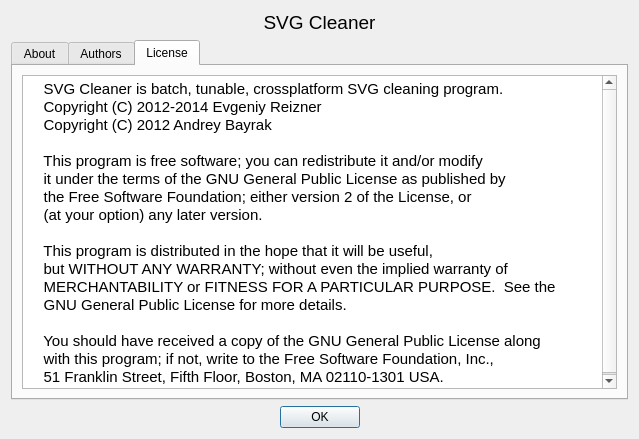
RazrFalcon/svgcleaner, file src/gui/aboutdialog.ui: the form before one commit.
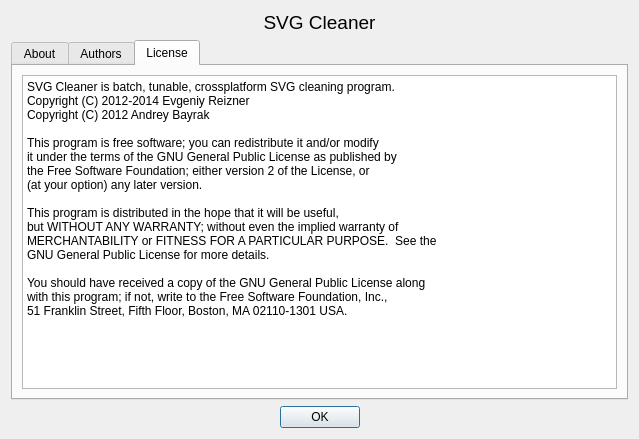
The form after the commit. The open tabs and pages were chosen to show the change.

Commit message: New way of cleaning flags storing and checking. Much faster. Added key to disable transform matrices simplifying. SVG preview in GUI now render into pixmap only once. Which gives much faster navigation. Fixed file name elide in GUI.

```diff
--- a/src/gui/aboutdialog.ui
+++ b/src/gui/aboutdialog.ui
@@ -74,29 +74,31 @@
       </attribute>
       <layout class="QVBoxLayout" name="verticalLayout_4">
        <item>
-        <widget class="QTextBrowser" name="textBrowser_3">
-         <property name="html">
-          <string notr="true">&lt;!DOCTYPE HTML PUBLIC &quot;-//W3C//DTD HTML 4.0//EN&quot; &quot;http://www.w3.org/TR/REC-html40/strict.dtd&quot;&gt;
-&lt;html&gt;&lt;head&gt;&lt;meta name=&quot;qrichtext&quot; content=&quot;1&quot; /&gt;&lt;style type=&quot;text/css&quot;&gt;
-p, li { white-space: pre-wrap; }
-&lt;/style&gt;&lt;/head&gt;&lt;body style=&quot; font-family:'Verdana'; font-size:11pt; font-weight:400; font-style:normal;&quot;&gt;
-&lt;p style=&quot; margin-top:0px; margin-bottom:0px; margin-left:0px; margin-right:0px; -qt-block-indent:0; text-indent:0px;&quot;&gt;    SVG Cleaner is batch, tunable, crossplatform SVG cleaning program.&lt;/p&gt;
-&lt;p style=&quot; margin-top:0px; margin-bottom:0px; margin-left:0px; margin-right:0px; -qt-block-indent:0; text-indent:0px;&quot;&gt;    Copyright (C) 2012-2014 Evgeniy Reizner&lt;/p&gt;
-&lt;p style=&quot; margin-top:0px; margin-bottom:0px; margin-left:0px; margin-right:0px; -qt-block-indent:0; text-indent:0px;&quot;&gt;    Copyright (C) 2012 Andrey Bayrak&lt;/p&gt;
-&lt;p style=&quot;-qt-paragraph-type:empty; margin-top:0px; margin-bottom:0px; margin-left:0px; margin-right:0px; -qt-block-indent:0; text-indent:0px;&quot;&gt;&lt;br /&gt;&lt;/p&gt;
-&lt;p style=&quot; margin-top:0px; margin-bottom:0px; margin-left:0px; margin-right:0px; -qt-block-indent:0; text-indent:0px;&quot;&gt;    This program is free software; you can redistribute it and/or modify&lt;/p&gt;
-&lt;p style=&quot; margin-top:0px; margin-bottom:0px; margin-left:0px; margin-right:0px; -qt-block-indent:0; text-indent:0px;&quot;&gt;    it under the terms of the GNU General Public License as published by&lt;/p&gt;
-&lt;p style=&quot; margin-top:0px; margin-bottom:0px; margin-left:0px; margin-right:0px; -qt-block-indent:0; text-indent:0px;&quot;&gt;    the Free Software Foundation; either version 2 of the License, or&lt;/p&gt;
-&lt;p style=&quot; margin-top:0px; margin-bottom:0px; margin-left:0px; margin-right:0px; -qt-block-indent:0; text-indent:0px;&quot;&gt;    (at your option) any later version.&lt;/p&gt;
-&lt;p style=&quot;-qt-paragraph-type:empty; margin-top:0px; margin-bottom:0px; margin-left:0px; margin-right:0px; -qt-block-indent:0; text-indent:0px;&quot;&gt;&lt;br /&gt;&lt;/p&gt;
-&lt;p style=&quot; margin-top:0px; margin-bottom:0px; margin-left:0px; margin-right:0px; -qt-block-indent:0; text-indent:0px;&quot;&gt;    This program is distributed in the hope that it will be useful,&lt;/p&gt;
-&lt;p style=&quot; margin-top:0px; margin-bottom:0px; margin-left:0px; margin-right:0px; -qt-block-indent:0; text-indent:0px;&quot;&gt;    but WITHOUT ANY WARRANTY; without even the implied warranty of&lt;/p&gt;
-&lt;p style=&quot; margin-top:0px; margin-bottom:0px; margin-left:0px; margin-right:0px; -qt-block-indent:0; text-indent:0px;&quot;&gt;    MERCHANTABILITY or FITNESS FOR A PARTICULAR PURPOSE.  See the&lt;/p&gt;
-&lt;p style=&quot; margin-top:0px; margin-bottom:0px; margin-left:0px; margin-right:0px; -qt-block-indent:0; text-indent:0px;&quot;&gt;    GNU General Public License for more details.&lt;/p&gt;
-&lt;p style=&quot;-qt-paragraph-type:empty; margin-top:0px; margin-bottom:0px; margin-left:0px; margin-right:0px; -qt-block-indent:0; text-indent:0px;&quot;&gt;&lt;br /&gt;&lt;/p&gt;
-&lt;p style=&quot; margin-top:0px; margin-bottom:0px; margin-left:0px; margin-right:0px; -qt-block-indent:0; text-indent:0px;&quot;&gt;    You should have received a copy of the GNU General Public License along&lt;/p&gt;
-&lt;p style=&quot; margin-top:0px; margin-bottom:0px; margin-left:0px; margin-right:0px; -qt-block-indent:0; text-indent:0px;&quot;&gt;    with this program; if not, write to the Free Software Foundation, Inc.,&lt;/p&gt;
-&lt;p style=&quot; margin-top:0px; margin-bottom:0px; margin-left:0px; margin-right:0px; -qt-block-indent:0; text-indent:0px;&quot;&gt;    51 Franklin Street, Fifth Floor, Boston, MA 02110-1301 USA.&lt;/p&gt;&lt;/body&gt;&lt;/html&gt;</string>
+        <widget class="QPlainTextEdit" name="plainTextEdit">
+         <property name="lineWrapMode">
+          <enum>QPlainTextEdit::NoWrap</enum>
+         </property>
+         <property name="readOnly">
+          <bool>true</bool>
+         </property>
+         <property name="plainText">
+          <string notr="true">SVG Cleaner is batch, tunable, crossplatform SVG cleaning program.
+Copyright (C) 2012-2014 Evgeniy Reizner
+Copyright (C) 2012 Andrey Bayrak
+
+This program is free software; you can redistribute it and/or modify
+it under the terms of the GNU General Public License as published by
+the Free Software Foundation; either version 2 of the License, or
+(at your option) any later version.
+
+This program is distributed in the hope that it will be useful,
+but WITHOUT ANY WARRANTY; without even the implied warranty of
+MERCHANTABILITY or FITNESS FOR A PARTICULAR PURPOSE.  See the
+GNU General Public License for more details.
+
+You should have received a copy of the GNU General Public License along
+with this program; if not, write to the Free Software Foundation, Inc.,
+51 Franklin Street, Fifth Floor, Boston, MA 02110-1301 USA.</string>
          </property>
         </widget>
        </item>
```
Left out of the diff: 3 changed lines with no effect on the pictures. The commit also changes 15 other files.
